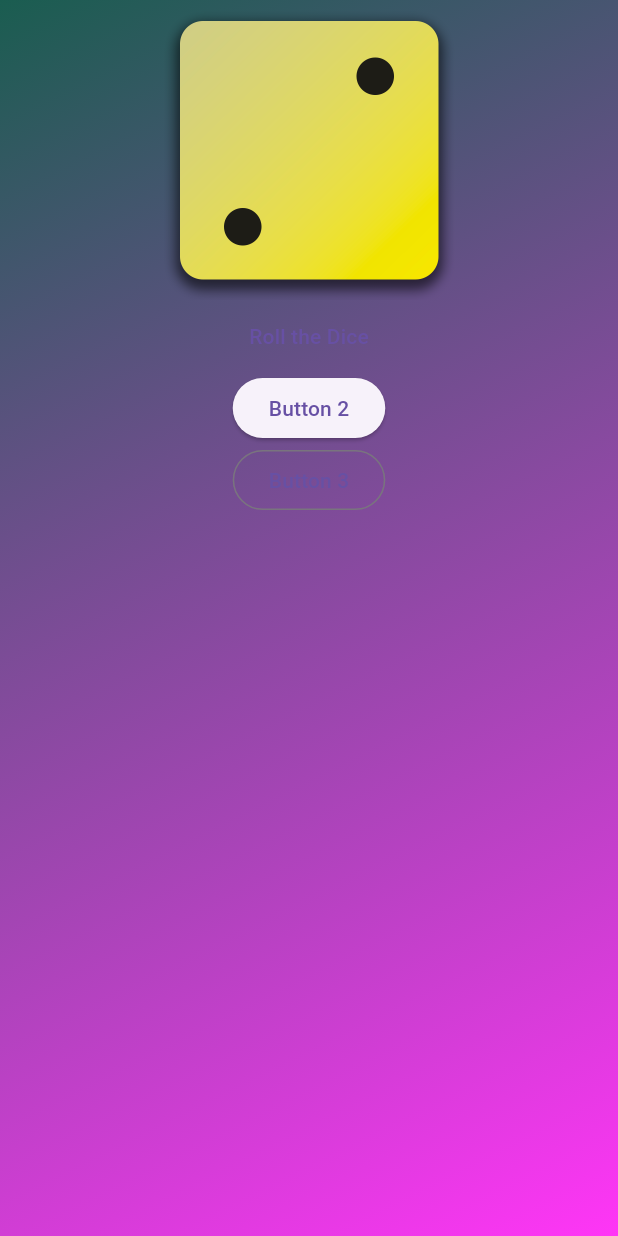
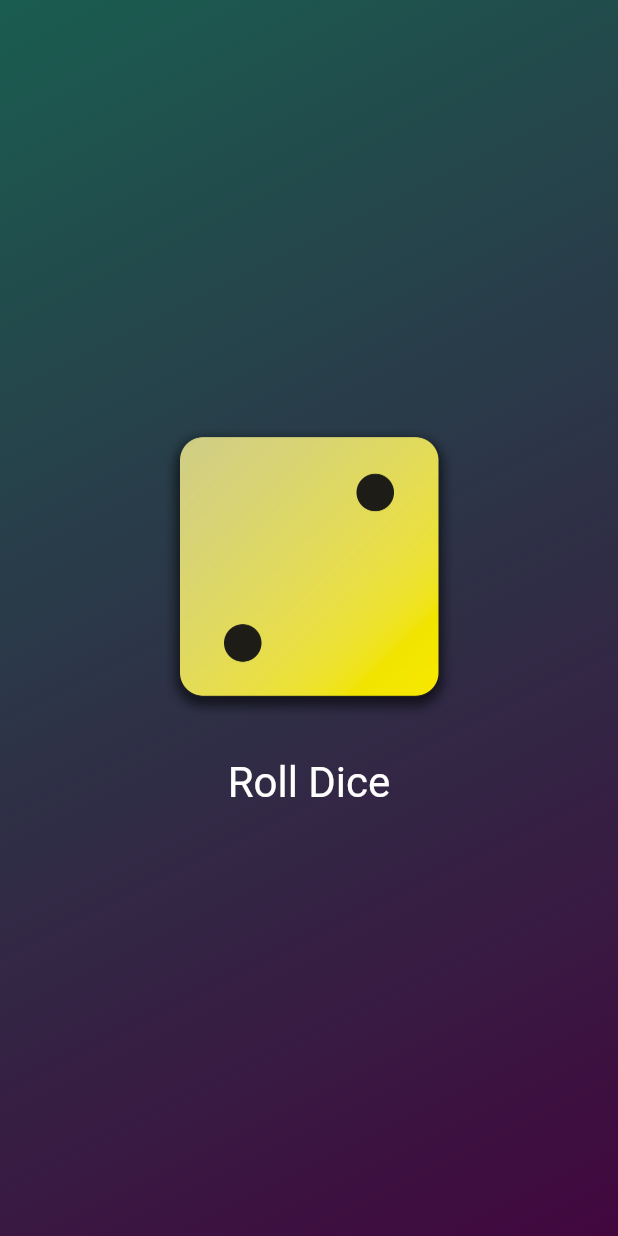
Before and after one commit to MrSurajPawar/Roll-Dice, a Flutter app: the screen it shows after launch, on a phone screen of 412 x 824 dp. Run offline on Flutter 3.47's test engine with Material 3 defaults, Android fonts, the phone set to English and light mode, and no system bars.

Commit message:
Suraj | Roll Dice app in flutter get completed

```diff
--- /dev/null
+++ b/lib/dice_roller.dart
@@ -0,0 +1,47 @@
+import 'package:flutter/material.dart';
+import 'dart:math';
+
+final randomizer = Random();
+
+class DiceRoller extends StatefulWidget {
+  const DiceRoller({super.key});
+  @override
+  State<DiceRoller> createState() {
+    return _DiceRollerState();
+  }
+}
+
+class _DiceRollerState extends State<DiceRoller> {
+  var currentDiceRoll = 2;
+
+  //methods or function
+  void rollDice() {
+    setState(() {
+      currentDiceRoll = randomizer.nextInt(6) + 1;
+    });
+  }
+
+  @override
+  Widget build(context) {
+    return Column(mainAxisSize: MainAxisSize.min, children: [
+      Image.asset(
+        'assets/images/dice-$currentDiceRoll.png',
+        width: 200,
+      ),
+      const SizedBox(
+        height: 20,
+      ),
+      TextButton(
+        onPressed: rollDice,
+        style: TextButton.styleFrom(
+          // padding: const EdgeInsets.only(top: 10),
+          foregroundColor: Colors.white,
+          textStyle: const TextStyle(
+            fontSize: 28,
+          ),
+        ),
+        child: const Text('Roll Dice'),
+      ),
+    ]);
+  }
+}
--- a/lib/gradient_container.dart
+++ b/lib/gradient_container.dart
@@ -1,10 +1,12 @@
+import 'package:first_app/dice_roller.dart';
 import 'package:flutter/material.dart';
 
 //Declaring the variable for the alignments
 const startAlignment = Alignment.topLeft;
 const endAlignment = Alignment.bottomRight;
 
-//class in the dart aka Custome widget. GradientContainer class extends StatelessWidget, meaning its state cannot change over time.
+//class in the dart aka Custome widget. GradientContainer class extends
+//StatelessWidget, meaning its state cannot change over time.
 class GradientContainer extends StatelessWidget {
   // GradientContainer({key}): super(key: key);
   const GradientContainer(this.colorChanger1, this.colorChanger2, {super.key});
@@ -18,10 +20,6 @@ class GradientContainer extends StatelessWidget {
   final Color colorChanger1;
   final Color colorChanger2;
 
-  //methods or function
-  void rollDice() {
-    //....
-  }
   //build(context) method is overridden to describe how to display the widget.
   @override
   Widget build(BuildContext context) {
@@ -33,25 +31,8 @@ class GradientContainer extends StatelessWidget {
           end: endAlignment,
         ),
       ),
-      child: Center(
-        child: Column(children: [
-          Image.asset(
-            'assets/images/dice-2.png',
-            width: 200,
-          ),
-          TextButton(
-            onPressed: rollDice,
-            child: const Text('Roll the Dice'),
-          ),
-          ElevatedButton(
-            onPressed: rollDice,
-            child: const Text('Button 2'),
-          ),
-          OutlinedButton(
-            onPressed: rollDice,
-            child: const Text('Button 3'),
-          ),
-        ]),
+      child: const Center(
+        child: DiceRoller(),
       ),
     );
   }
--- a/lib/main.dart
+++ b/lib/main.dart
@@ -7,12 +7,8 @@ void main() {
     const MaterialApp(
       home: Scaffold(
         body: GradientContainer(
-            Color.fromARGB(255, 26, 93, 80), Color.fromARGB(255, 255, 53, 246)),
+            Color.fromARGB(255, 26, 93, 80), Color.fromARGB(255, 65, 7, 62)),
       ), //Use the run as debug first then use the only debug or the pannel refresh button option here
     ),
   );
 }
-
-
-//Color.fromARGB(255, 26, 2, 80),
-// Color.fromARGB(255, 133, 53, 246),
```
